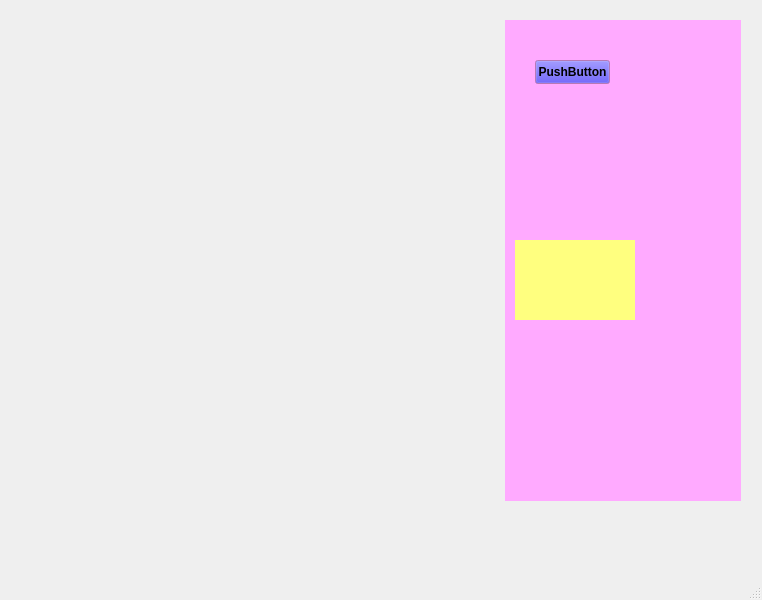
The window that QTprojects/QT_BankAccountCardCasic/qtbankwindow.ui (lexanachile/fpm.prog) describes before a commit, drawn with Qt 5.
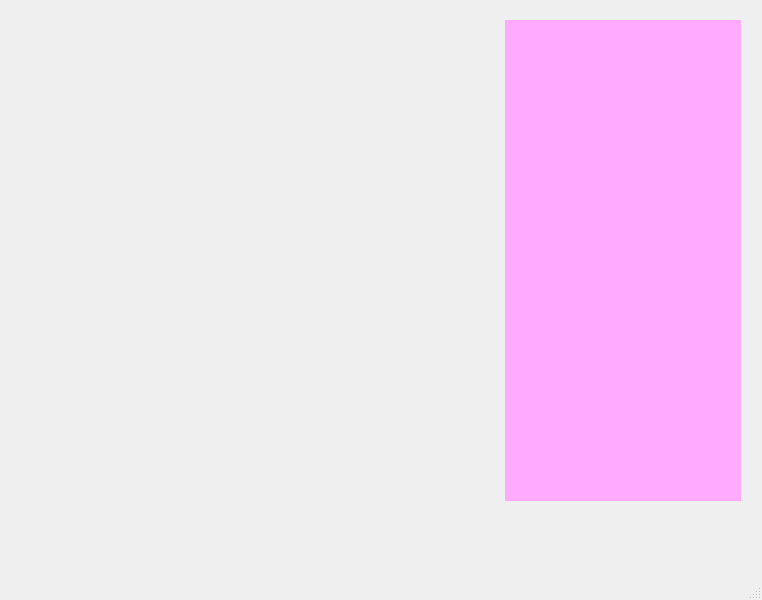
The same window after the commit.

```diff
--- a/QTprojects/QT_BankAccountCardCasic/qtbankwindow.ui
+++ b/QTprojects/QT_BankAccountCardCasic/qtbankwindow.ui
@@ -292,105 +292,6 @@
         <string notr="true">blue
 </string>
        </property>
-       <widget class="QPushButton" name="pushButton">
-        <property name="geometry">
-         <rect>
-          <x>30</x>
-          <y>40</y>
-          <width>75</width>
-          <height>24</height>
-         </rect>
-        </property>
-        <property name="text">
-         <string>PushButton</string>
-        </property>
-       </widget>
-       <widget class="QWidget" name="widget_4" native="true">
-        <property name="geometry">
-         <rect>
-          <x>10</x>
-          <y>220</y>
-          <width>120</width>
-          <height>80</height>
-         </rect>
-        </property>
-        <property name="palette">
-         <palette>
-          <active>
-           <colorrole role="Window">
-            <brush brushstyle="SolidPattern">
-             <color alpha="255">
-              <red>255</red>
-              <green>255</green>
-              <blue>127</blue>
-             </color>
-            </brush>
-           </colorrole>
-           <colorrole role="HighlightedText">
-            <brush brushstyle="SolidPattern">
-             <color alpha="255">
-              <red>255</red>
-              <green>170</green>
-              <blue>0</blue>
-             </color>
-            </brush>
-           </colorrole>
-          </active>
-          <inactive>
-           <colorrole role="Window">
-            <brush brushstyle="SolidPattern">
-             <color alpha="255">
-              <red>255</red>
-              <green>255</green>
-              <blue>127</blue>
-             </color>
-            </brush>
-           </colorrole>
-           <colorrole role="HighlightedText">
-            <brush brushstyle="SolidPattern">
-             <color alpha="255">
-              <red>255</red>
-              <green>170</green>
-              <blue>0</blue>
-             </color>
-            </brush>
-           </colorrole>
-          </inactive>
-          <disabled>
-           <colorrole role="Base">
-            <brush brushstyle="SolidPattern">
-             <color alpha="255">
-              <red>255</red>
-              <green>255</green>
-              <blue>127</blue>
-             </color>
-            </brush>
-           </colorrole>
-           <colorrole role="Window">
-            <brush brushstyle="SolidPattern">
-             <color alpha="255">
-              <red>255</red>
-              <green>255</green>
-              <blue>127</blue>
-             </color>
-            </brush>
-           </colorrole>
-           <colorrole role="HighlightedText">
-            <brush brushstyle="SolidPattern">
-             <color alpha="255">
-              <red>255</red>
-              <green>170</green>
-              <blue>0</blue>
-             </color>
-            </brush>
-           </colorrole>
-          </disabled>
-         </palette>
-        </property>
-        <property name="autoFillBackground">
-         <bool>true</bool>
-        </property>
-       </widget>
       </widget>
      </item>
     </layout>
```
